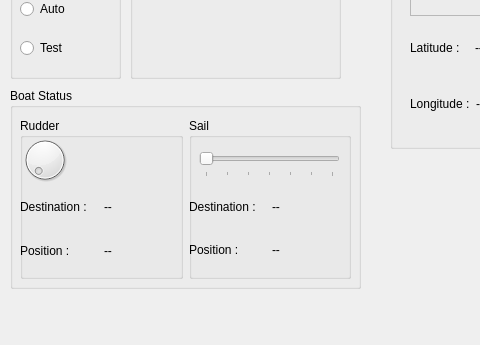
First picture: the form in GUI/main.ui, repository olin-ars/ors-enterprise, before the edit; both pictures show x 0 to 480 and y 132 to 477 of the 688 by 477 pixel window.
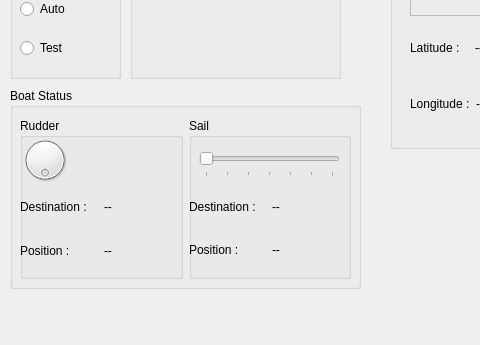
Second picture: the form after the edit. Custom widgets are drawn as their Qt base class.

What changed in the file:
```diff
--- a/GUI/main.ui
+++ b/GUI/main.ui
@@ -227,6 +227,18 @@
            <height>64</height>
           </rect>
          </property>
+         <property name="maximum">
+          <number>360</number>
+         </property>
+         <property name="invertedAppearance">
+          <bool>false</bool>
+         </property>
+         <property name="invertedControls">
+          <bool>false</bool>
+         </property>
+         <property name="wrapping">
+          <bool>true</bool>
+         </property>
         </widget>
         <widget class="QWidget" name="verticalLayoutWidget_2">
          <property name="geometry">
```
Left out of the diff: 12 changed lines with no effect on the pictures.
